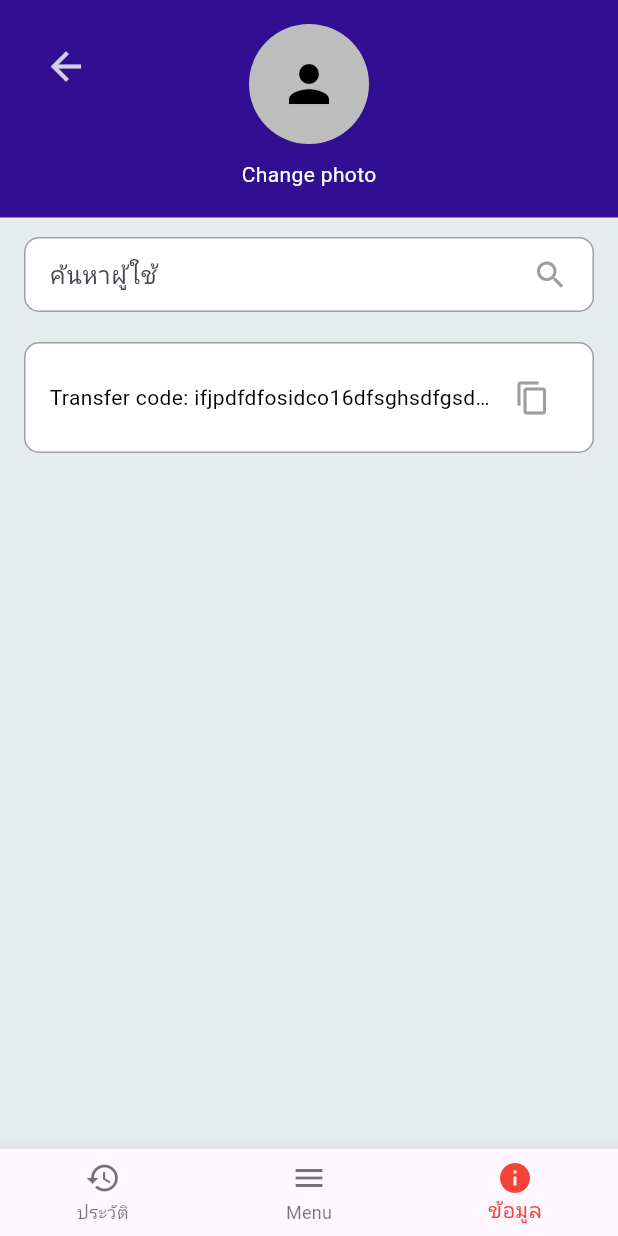
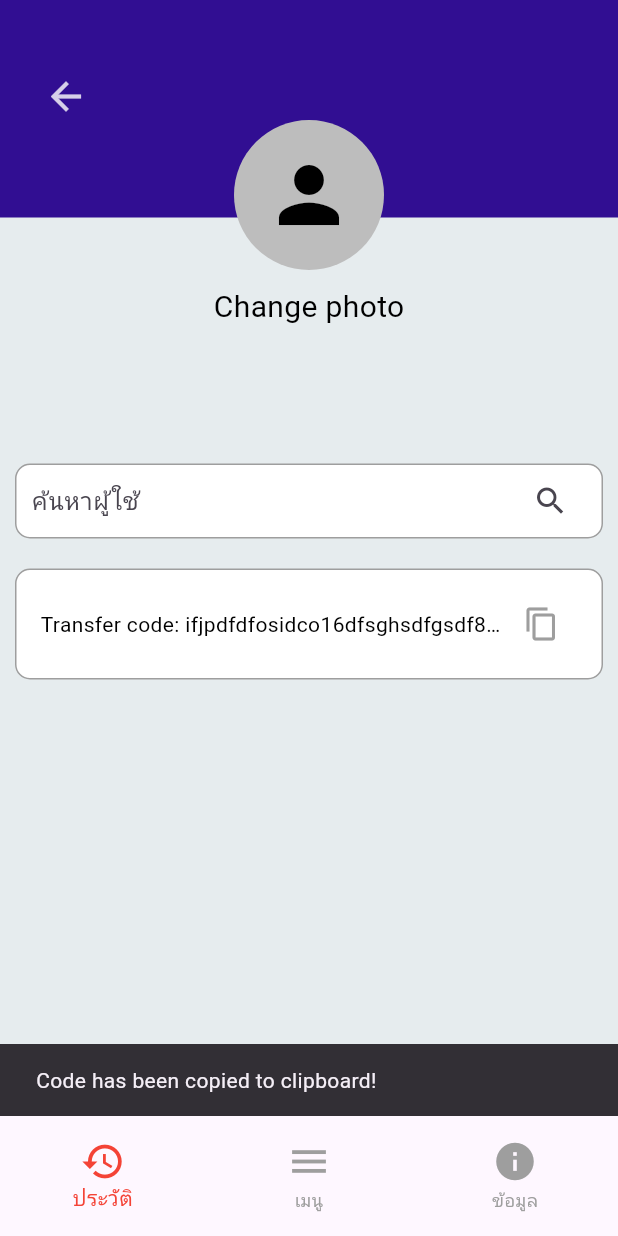
Before and after one commit to TanatipS3/PalmPredict, a Flutter app: the screen it shows after launch, after a tap on the "content copy" icon, on a phone screen of 412 x 824 dp. Run offline on Flutter 3.47's test engine with Material 3 defaults, Android fonts, the phone set to English and light mode, and no system bars.

Commit message:
sec
Co-authored-by: Tammarat <65020935@users.noreply.github.com>
Co-authored-by: Anawat  Sangsiriputanakun <Anawat6639@users.noreply.github.com>

almost finish profile

```diff
--- a/lib/main.dart
+++ b/lib/main.dart
@@ -14,6 +14,6 @@ class MyApp extends StatelessWidget {
       debugShowCheckedModeBanner: false,
       title: 'Flutter project',
       home: UserprofilePage(),
-      );
+    );
   }
 }
--- a/lib/pages/Userprofile.dart
+++ b/lib/pages/Userprofile.dart
@@ -1,6 +1,5 @@
 import 'package:flutter/material.dart';
-
-
+import 'package:flutter/services.dart';
 
 class UserprofilePage extends StatefulWidget {
   const UserprofilePage({Key? key}) : super(key: key);
@@ -8,6 +7,8 @@ class UserprofilePage extends StatefulWidget {
   @override
   State<UserprofilePage> createState() => _UserprofilePageState();
 }
+
+int selectedIndex = 0;
 
 class _UserprofilePageState extends State<UserprofilePage> {
   @override
@@ -18,11 +19,11 @@ class _UserprofilePageState extends State<UserprofilePage> {
           children: [
             // Dark blue area (Header)
             Container(
-            padding: const EdgeInsets.symmetric(vertical: 20, horizontal: 20),
+              padding: const EdgeInsets.symmetric(vertical: 40, horizontal: 20),
               alignment: Alignment.topLeft,
               height: 145,
-            decoration: const BoxDecoration(
-                color: Color.fromARGB(255, 49, 14, 146)),
+              decoration:
+                  const BoxDecoration(color: Color.fromARGB(255, 49, 14, 146)),
               child: Row(
                 children: [
                   IconButton(
@@ -36,29 +37,29 @@ class _UserprofilePageState extends State<UserprofilePage> {
                 ],
               ),
             ),
-
             // Profile Content
             Column(
               children: [
                 // Profile Header
                 Container(
-                color: const Color.fromARGB(255, 49, 14, 146),
-                padding: EdgeInsets.symmetric(vertical: 16),
+                  //color: const Color.fromARGB(255, 49, 14, 146),
+                  padding: const EdgeInsets.symmetric(vertical: 80),
                   child: Column(
                     children: [
                       CircleAvatar(
-                      radius: 40,
+                        radius: 50,
                         backgroundColor: Colors.grey[400],
-                      child: Icon(
+                        child: const Icon(
                           Icons.person,
-                        size: 40,
+                          size: 60,
                           color: Colors.black,
                         ),
                       ),
-                    SizedBox(height: 10),
-                    Text(
+                      const SizedBox(height: 10),
+                      const Text(
                         'Change photo',
-                      style: TextStyle(color: Colors.white),
+                        style: TextStyle(
+                            color: Color.fromARGB(255, 0, 0, 0), fontSize: 20),
                       ),
                     ],
                   ),
@@ -66,12 +67,12 @@ class _UserprofilePageState extends State<UserprofilePage> {
 
                 // Search bar and Transfer code
                 Padding(
-                padding: const EdgeInsets.all(16.0),
+                  padding: const EdgeInsets.all(10),
                   child: Column(
                     children: [
                       // Search bar
                       Container(
-                      padding: EdgeInsets.symmetric(horizontal: 16),
+                        padding: const EdgeInsets.symmetric(horizontal: 10),
                         decoration: BoxDecoration(
                           color: Colors.white,
                           borderRadius: BorderRadius.circular(10),
@@ -79,7 +80,7 @@ class _UserprofilePageState extends State<UserprofilePage> {
                         ),
                         child: Row(
                           children: [
-                          Expanded(
+                            const Expanded(
                               child: TextField(
                                 decoration: InputDecoration(
                                   hintText: 'ค้นหาผู้ใช้',
@@ -87,15 +88,20 @@ class _UserprofilePageState extends State<UserprofilePage> {
                                 ),
                               ),
                             ),
-                          Icon(Icons.search, color: Colors.grey),
+                            IconButton(
+                                onPressed: () {
+                                  showAlertDialog(context);
+                                },
+                                icon: const Icon(Icons.search))
                           ],
                         ),
                       ),
-                    SizedBox(height: 20),
+                      const SizedBox(height: 20),
 
                       // Transfer code
                       Container(
-                      padding: EdgeInsets.symmetric(horizontal: 16, vertical: 12),
+                        padding: const EdgeInsets.symmetric(
+                            horizontal: 16, vertical: 12),
                         decoration: BoxDecoration(
                           color: Colors.white,
                           borderRadius: BorderRadius.circular(10),
@@ -103,7 +109,7 @@ class _UserprofilePageState extends State<UserprofilePage> {
                         ),
                         child: Row(
                           children: [
-                          Expanded(
+                            const Expanded(
                               child: Text(
                                 'Transfer code: ifjpdfdfosidco16dfsghsdfgsdf87gds',
                                 overflow: TextOverflow.ellipsis,
@@ -111,9 +117,14 @@ class _UserprofilePageState extends State<UserprofilePage> {
                               ),
                             ),
                             IconButton(
-                            icon: Icon(Icons.copy, color: Colors.grey),
+                              icon: const Icon(Icons.copy, color: Colors.grey),
                               onPressed: () {
-                              // Implement copy functionality here
+                                Clipboard.setData(const ClipboardData(
+                                    text: "ifjpdfdfosidco16dfsghsdfgsdf87gds"));
+                                ScaffoldMessenger.of(context).showSnackBar(
+                                    (const SnackBar(
+                                        content: Text(
+                                            "Code has been copied to clipboard!"))));
                               },
                             ),
                           ],
@@ -126,11 +137,23 @@ class _UserprofilePageState extends State<UserprofilePage> {
             ),
           ],
         ),
-
-      // Bottom Navigation Bar
-      bottomNavigationBar: BottomNavigationBar(
-        currentIndex: 2, // Set the initial selected index
+        // Bottom Navigation Bar with larger icons and increased height
+        bottomNavigationBar: Container(
+          height: 80,
+          child: BottomNavigationBar(
+            onTap: (index) {
+              setState(() {
+                selectedIndex = index;
+              });
+            },
+            currentIndex: selectedIndex,
+            showSelectedLabels: true,
+            showUnselectedLabels: true,
+            //currentIndex: _selectedIndex,
+            //onTap: _onItemTapped,
             selectedItemColor: Colors.red,
+            unselectedItemColor: Colors.grey,
+            iconSize: 30,
             items: const [
               BottomNavigationBarItem(
                 icon: Icon(Icons.history),
@@ -138,7 +161,7 @@ class _UserprofilePageState extends State<UserprofilePage> {
               ),
               BottomNavigationBarItem(
                 icon: Icon(Icons.menu),
-            label: 'Menu',
+                label: 'เมนู',
               ),
               BottomNavigationBarItem(
                 icon: Icon(Icons.info),
@@ -146,6 +169,40 @@ class _UserprofilePageState extends State<UserprofilePage> {
               ),
             ],
           ),
+        ));
+  }
+}
+
+showAlertDialog(BuildContext context) {
+  // set up the buttons
+
+  Widget confirmButton = IconButton(
+    onPressed: () {},
+    icon: const Icon(Icons.check_circle),
+    color: Colors.lightGreen,
+    iconSize: 50,
+  );
+  Widget cancelButton = IconButton(
+    onPressed: () {},
+    icon: const Icon(Icons.cancel),
+    color: Colors.red,
+    iconSize: 50,
+  );
+
+  // set up the AlertDialog
+  AlertDialog alert = AlertDialog(
+    title: const Text("Notice"),
+    content: const Text("Are you sure to Transfer this Data"),
+    actions: [
+      cancelButton,
+      confirmButton,
+    ],
+  );
+  // show the dialog
+  showDialog(
+    context: context,
+    builder: (BuildContext context) {
+      return alert;
+    },
   );
 }
-}
--- a/pubspec.yaml
+++ b/pubspec.yaml
@@ -59,8 +59,8 @@ flutter:
   uses-material-design: true
 
   # To add assets to your application, add an assets section, like this:
-  # assets:
-  #   - images/a_dot_burr.jpeg
+assets:
+   - assets/profilebackgground.jpg
   #   - images/a_dot_ham.jpeg
 
   # An image asset can refer to one or more resolution-specific "variants", see
```
Also changed, not shown: 1 other file. Lines whose indentation alone changed are shown as unchanged.
